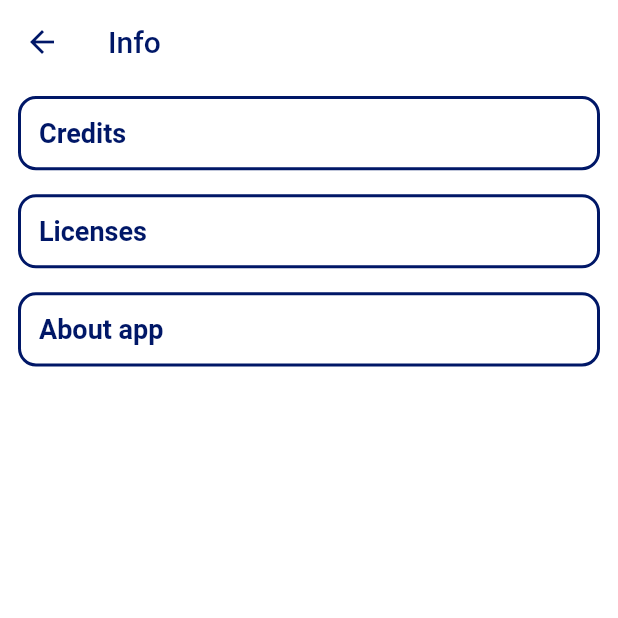
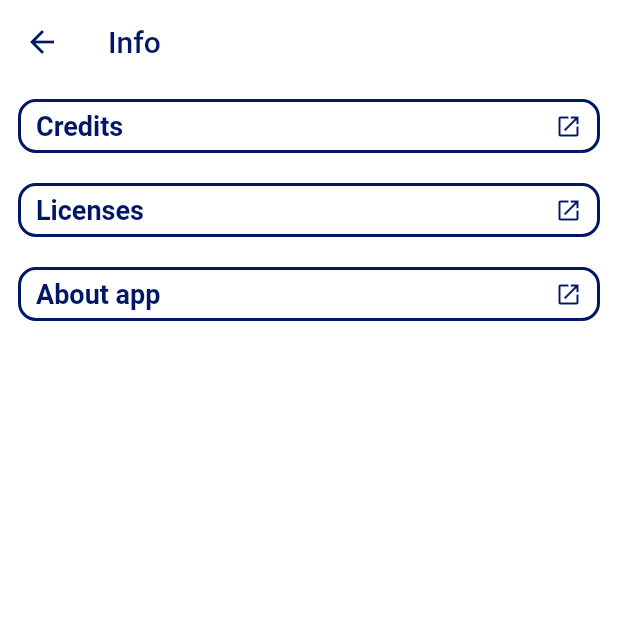
Before and after one commit to feliper2002/anime-work-TiMa, a Flutter app: the InfoPage screen opened by its route, on a phone screen of 412 x 824 dp, the top half of it. Run offline on Flutter 3.47's test engine with Material 2 defaults, Android fonts, the phone set to English and light mode, and no system bars; our stand-ins replace flutter_mobx, flutter_modular, mobx, shared_preferences; accounts and stored records are empty; generated files the repository leaves out were written again.

Commit message:
Melhorando botões da `Info Page`

```diff
--- a/lib/modules/info/presenter/info.page.dart
+++ b/lib/modules/info/presenter/info.page.dart
@@ -32,28 +32,37 @@ class InfoPage extends StatelessWidget {
       ),
       body: ListView.builder(
         itemCount: controller.infoPage.length,
+        physics: const NeverScrollableScrollPhysics(),
         itemBuilder: (_, index) {
           final info = controller.infoPage[index];
-          return GestureDetector(
-            onTap: () async {
+          return Container(
+            margin: const EdgeInsets.symmetric(vertical: 4, horizontal: 12),
+            child: OutlinedButton(
+              onPressed: () async {
                 await Modular.to.pushNamed(info['route']);
               },
-            child: Container(
-              height: size.height * .06,
-              alignment: Alignment.centerLeft,
-              margin: const EdgeInsets.symmetric(vertical: 8, horizontal: 12),
-              padding: const EdgeInsets.symmetric(horizontal: 12),
-              decoration: BoxDecoration(
-                border: Border.all(color: mainColor, width: 2),
-                borderRadius: BorderRadius.circular(12),
-              ),
-              child: Text(
+              child: Row(
+                children: [
+                  Text(
                     info['name'],
                     style: TextStyle(
                         color: mainColor,
                         fontSize: 18,
                         fontWeight: FontWeight.w600),
                   ),
+                  const Spacer(),
+                  Icon(Icons.open_in_new, color: mainColor, size: 18),
+                ],
+              ),
+              style: ButtonStyle(
+                  alignment: Alignment.centerLeft,
+                  padding: MaterialStateProperty.all(
+                      const EdgeInsets.symmetric(horizontal: 12)),
+                  side: MaterialStateProperty.all(
+                      BorderSide(width: 2, color: mainColor)),
+                  shape: MaterialStateProperty.all(RoundedRectangleBorder(
+                    borderRadius: BorderRadius.circular(12),
+                  ))),
             ),
           );
         },
```
Lines whose indentation alone changed are shown as unchanged.
